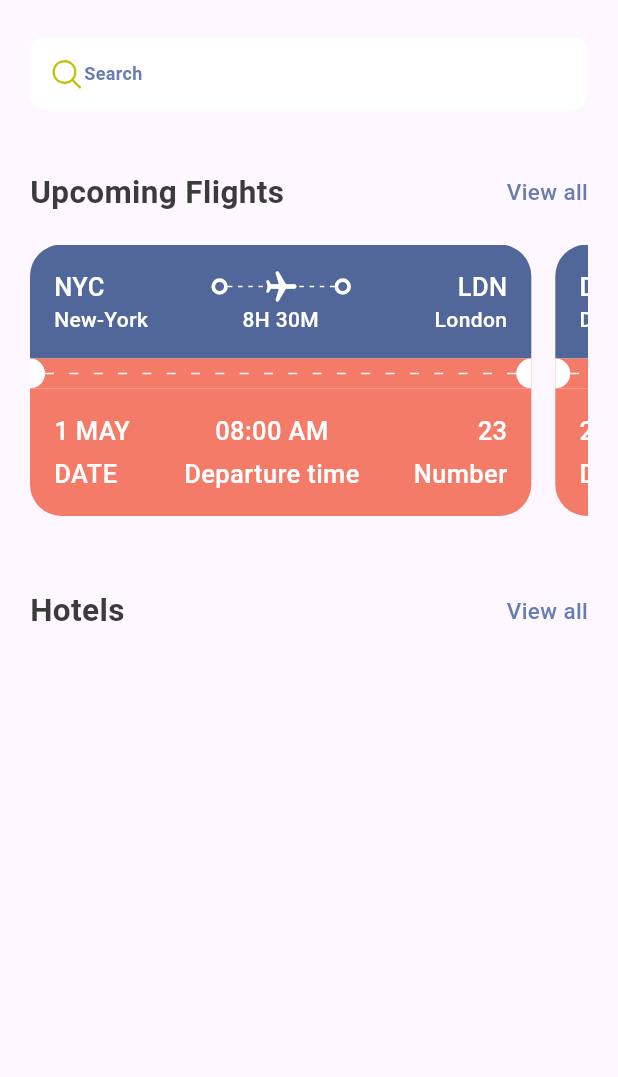
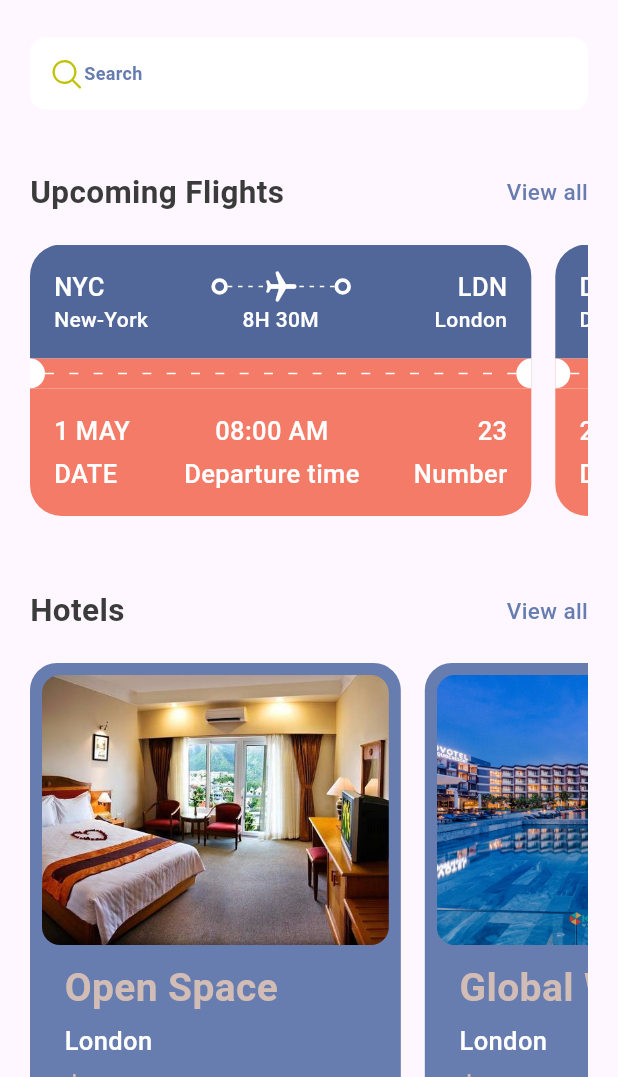
Before and after one commit to jifeicmk/tutorial-tickets, a Flutter app: the Home_Screen screen opened directly, on a phone screen of 412 x 824 dp, the part 159-1236 px from its top. Run offline on Flutter 3.47's test engine with Material 3 defaults, Android fonts, the phone set to English and light mode, and no system bars; our stand-ins replace fluentui_icons.

Commit message:
更新首页基础界面完成

```diff
--- a/lib/base/bottom_nav_bar.dart
+++ b/lib/base/bottom_nav_bar.dart
@@ -12,7 +12,7 @@ class BottomNavBar extends StatefulWidget {
 class _BottomNavBarState extends State<BottomNavBar> {
 
   final appScreens = [
-    const Home_Screen(bigText: 'Home', smallText: 'Book Tickets'),
+    const Home_Screen(bigText: '', smallText: ''),
     const Center(child: Text("Search")),
     const Center(child: Text("Tickets")),
     const Center(child: Text("Profile")),
--- a/lib/base/res/media.dart
+++ b/lib/base/res/media.dart
@@ -1,4 +1,6 @@
 class AppMedia {
   static const _baseImage = 'assets/images';
   static const logo = '$_baseImage/logo.jpg';
+  static const hotelRoom = '$_baseImage/hotel.jpg';
+
 }
--- a/lib/base/res/styles/app_styles.dart
+++ b/lib/base/res/styles/app_styles.dart
@@ -8,10 +8,10 @@ class AppStyles {
   static Color bgColor = const Color(0xFFF5F5F5);
   static Color ticketBlue = const Color(0xFF526799);
   static Color ticketOrange = const Color(0xFFF37B67);
+  static Color kakiColor = const Color(0xFFd2bdb6);
 
   static TextStyle textStyle =
   TextStyle(fontSize: 15, fontWeight: FontWeight.w500, color: textColor);
-
   static TextStyle headingStyle0 =
   const TextStyle(fontSize: 12, fontWeight: FontWeight.w700, color: Color(0xFF687DAF));
   static TextStyle headingStyle1 =
--- a/lib/base/utils/all_json.dart
+++ b/lib/base/utils/all_json.dart
@@ -1,72 +1,68 @@
-List<Map<String,dynamic>> ticketList = [
+List<Map<String, dynamic>> ticketList = [
   {
-    'from':{
-      'code':"NYC",
-      'name':"New-York"
-    },
-    'to':{
-      'code':"LDN",
-      'name':"London"
-    },
-    'flying_time':"8H 30M",
-    'date':"1 MAY",
-    'departure_time':"08:00 AM",
-    'number':23
+    'from': {'code': "NYC", 'name': "New-York"},
+    'to': {'code': "LDN", 'name': "London"},
+    'flying_time': "8H 30M",
+    'date': "1 MAY",
+    'departure_time': "08:00 AM",
+    'number': 23
   },
   {
-    'from':{
-      'code':"DK",
-      'name':"Dhaka"
-    },
-    'to':{
-      'code':"SH",
-      'name':"Shanghai"
-    },
-    'flying_time':"5H 30M",
-    'date':"2 MAY",
-    'departure_time':"09:00 AM",
-    'number':24
+    'from': {'code': "DK", 'name': "Dhaka"},
+    'to': {'code': "SH", 'name': "Shanghai"},
+    'flying_time': "5H 30M",
+    'date': "2 MAY",
+    'departure_time': "09:00 AM",
+    'number': 24
   },
   {
-    'from':{
-      'code':"TO",
-      'name':"Tokyo"
-    },
-    'to':{
-      'code':"BE",
-      'name':"Berlin"
-    },
-    'flying_time':"10H 30M",
-    'date':"3 MAY",
-    'departure_time':"10:00 AM",
-    'number':25
+    'from': {'code': "TO", 'name': "Tokyo"},
+    'to': {'code': "BE", 'name': "Berlin"},
+    'flying_time': "10H 30M",
+    'date': "3 MAY",
+    'departure_time': "10:00 AM",
+    'number': 25
   },
   {
-    'from':{
-      'code':"BO",
-      'name':"Bologna"
-    },
-    'to':{
-      'code':"DU",
-      'name':"Dublin"
-    },
-    'flying_time':"6H 30M",
-    'date':"4 MAY",
-    'departure_time':"11:00 AM",
-    'number':26
+    'from': {'code': "BO", 'name': "Bologna"},
+    'to': {'code': "DU", 'name': "Dublin"},
+    'flying_time': "6H 30M",
+    'date': "4 MAY",
+    'departure_time': "11:00 AM",
+    'number': 26
   },
   {
-    'from':{
-      'code':"OS",
-      'name':"Oslo"
-    },
-    'to':{
-      'code':"PR",
-      'name':"Paris"
-    },
-    'flying_time':"7H 30M",
-    'date':"5 MAY",
-    'departure_time':"12:00 PM",
-    'number':27
+    'from': {'code': "OS", 'name': "Oslo"},
+    'to': {'code': "PR", 'name': "Paris"},
+    'flying_time': "7H 30M",
+    'date': "5 MAY",
+    'departure_time': "12:00 PM",
+    'number': 27
   },
 ];
+List<Map<String, dynamic>> hotelList = [
+  {
+    'image': "hotel.jpg",
+    'place': "Open Space",
+    'destination': "London",
+    'price': 25
+  },
+  {
+    'image': "hotel1.jpg",
+    'place': "Global Will",
+    'destination': "London",
+    'price': 40
+  },
+  {
+    'image': "hotel2.jpg",
+    'place': "Best pool in the city",
+    'destination': "Dubai",
+    'price': 68
+  },
+  {
+    'image': "travel.png",
+    'place': "Sagrario Familiar Apartment",
+    'destination': "Barcelona",
+    'price': 55
+  },
+];
--- a/lib/base/utils/app_routes.dart
+++ b/lib/base/utils/app_routes.dart
@@ -0,0 +1,5 @@
+class AppRoutes {
+  static const String home = '/';
+  static const String allTickets = '/all_tickets';
+  static const String ticketView = '/ticketView';
+}
--- a/lib/base/widgets/app_double_text.dart
+++ b/lib/base/widgets/app_double_text.dart
@@ -1,14 +1,16 @@
-import 'package:flutter/cupertino.dart';
 import 'package:flutter/material.dart';
 
-import '../../screens/all_tickets.dart';
 import '../res/styles/app_styles.dart';
 
 class AppDoubleText extends StatelessWidget {
   const AppDoubleText(
-      {super.key, required this.bigText, required this.smallText});
+      {super.key,
+      required this.bigText,
+      required this.smallText,
+      required this.func});
   final String bigText;
   final String smallText;
+  final VoidCallback func;
   @override
   Widget build(BuildContext context) {
     return Row(mainAxisAlignment: MainAxisAlignment.spaceBetween, children: [
@@ -17,7 +19,7 @@ class AppDoubleText extends StatelessWidget {
         style: AppStyles.headingStyle2,
       ),
       InkWell(
-        onTap: () => Navigator.pushNamed(context, "/all_tickets"),
+        onTap: func,
         child: Text(
           smallText,
           style: AppStyles.textStyle.copyWith(color: AppStyles.primaryColor),
--- a/lib/base/widgets/app_layoutbuilder_widget.dart
+++ b/lib/base/widgets/app_layoutbuilder_widget.dart
@@ -1,4 +1,3 @@
-import 'package:flutter/cupertino.dart';
 import 'package:flutter/material.dart';
 
 class AppLayoutBuilderWidget extends StatelessWidget {
--- a/lib/base/widgets/ticket_view.dart
+++ b/lib/base/widgets/ticket_view.dart
@@ -1,7 +1,5 @@
-import 'package:flutter/cupertino.dart';
 import 'package:flutter/material.dart';
 import 'package:tickets/base/res/styles/app_styles.dart';
-import 'package:tickets/base/utils/all_json.dart';
 import 'package:tickets/base/widgets/app_column_text_layout.dart';
 import 'package:tickets/base/widgets/app_layoutbuilder_widget.dart';
 import 'package:tickets/base/widgets/big_circle.dart';
--- a/lib/screens/all_tickets.dart
+++ b/lib/screens/all_tickets.dart
@@ -1,4 +1,3 @@
-import 'package:flutter/cupertino.dart';
 import 'package:flutter/material.dart';
 import 'package:tickets/base/utils/all_json.dart';
 
--- a/lib/screens/home_screen.dart
+++ b/lib/screens/home_screen.dart
@@ -1,16 +1,17 @@
 import 'package:fluentui_icons/fluentui_icons.dart';
-import 'package:flutter/cupertino.dart';
 import 'package:flutter/material.dart';
 import 'package:tickets/base/widgets/app_double_text.dart';
 import 'package:tickets/base/widgets/ticket_view.dart';
+import 'package:tickets/screens/widgets/hotel.dart';
 import '../base/res/media.dart';
 import '../base/res/styles/app_styles.dart';
 import '../base/utils/all_json.dart';
+import '../base/utils/app_routes.dart';
 
 // 首页
 class Home_Screen extends StatelessWidget {
-
-  const Home_Screen({super.key, required this.bigText, required this.smallText});
+  const Home_Screen(
+      {super.key, required this.bigText, required this.smallText});
   final String bigText;
   final String smallText;
 
@@ -25,6 +26,7 @@ class Home_Screen extends StatelessWidget {
           Container(
             padding: const EdgeInsets.symmetric(horizontal: 20),
             child: Column(
+              crossAxisAlignment: CrossAxisAlignment.start,
               children: [
                 Row(
                   mainAxisAlignment: MainAxisAlignment.spaceBetween,
@@ -87,9 +89,11 @@ class Home_Screen extends StatelessWidget {
                 const SizedBox(
                   height: 40,
                 ),
-                const AppDoubleText(
+                AppDoubleText(
                   bigText: "Upcoming Flights",
                   smallText: "View all",
+                  func: () =>
+                      Navigator.pushNamed(context, AppRoutes.allTickets),
                 ),
                 const SizedBox(
                   height: 20,
@@ -107,10 +111,26 @@ class Home_Screen extends StatelessWidget {
                 const SizedBox(
                   height: 40,
                 ),
-                const AppDoubleText(
+                AppDoubleText(
                   bigText: "Hotels",
                   smallText: "View all",
+                  func: () {
+                    print("fuck all ");
+                  },
                 ),
+                const SizedBox(
+                  height: 20,
+                ),
+                SingleChildScrollView(
+                    scrollDirection: Axis.horizontal,
+                    child: Row(
+                      // take 5 items or items 2
+                      children: hotelList
+                          .take(2)
+                          .map((singleHotel) =>
+                           Hotel(hotel: singleHotel))
+                          .toList(),
+                    )),
               ],
             ),
           ),
--- a/lib/screens/widgets/hotel.dart
+++ b/lib/screens/widgets/hotel.dart
@@ -0,0 +1,67 @@
+import 'package:flutter/cupertino.dart';
+import 'package:flutter/material.dart';
+import 'package:tickets/base/res/media.dart';
+import 'package:tickets/base/res/styles/app_styles.dart';
+
+class Hotel extends StatelessWidget {
+  final Map<String,dynamic> hotel;
+  const Hotel({super.key, required this.hotel});
+
+  @override
+  Widget build(BuildContext context) {
+   final size = MediaQuery.of(context).size;
+    return Container(
+      padding: const EdgeInsets.all(8.0),
+      width: size.width*0.6,
+      height: 350,
+      margin: const EdgeInsets.only(right: 16),
+      decoration: BoxDecoration(
+        borderRadius: BorderRadius.circular(18),
+        color: AppStyles.primaryColor,
+      ),
+      child: Column(
+        crossAxisAlignment: CrossAxisAlignment.start,
+        children: [
+          Container(
+            height: 180,
+            decoration: BoxDecoration(
+              color: AppStyles.primaryColor,
+              borderRadius: BorderRadius.circular(12),
+              image: DecorationImage(
+              fit: BoxFit.cover,
+                image: AssetImage(
+                  "assets/images/${hotel['image']}"
+                ),
+              ),
+            ),
+          ),
+          const SizedBox(height: 10,),
+          Padding(
+            padding: const EdgeInsets.only(left: 15),
+            child: Text(
+              hotel['place'],
+              style: AppStyles.headingStyle1.copyWith(color: AppStyles.kakiColor),
+            ),
+          ),
+
+          const SizedBox(height: 5,),
+          Padding(
+            padding: const EdgeInsets.only(left: 15),
+            child: Text(
+              hotel['destination'],
+              style: AppStyles.headingStyle3.copyWith(color: Colors.white),
+            ),
+          ),
+          const SizedBox(height: 5,),
+          Padding(
+            padding: const EdgeInsets.only(left: 15),
+            child: Text(
+              "\$${hotel['price']}/night",
+              style: AppStyles.headingStyle2.copyWith(color: AppStyles.kakiColor),
+            ),
+          )
+        ],
+      ),
+    );
+  }
+}
```
